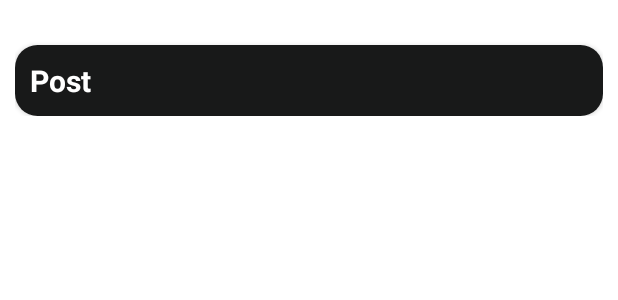
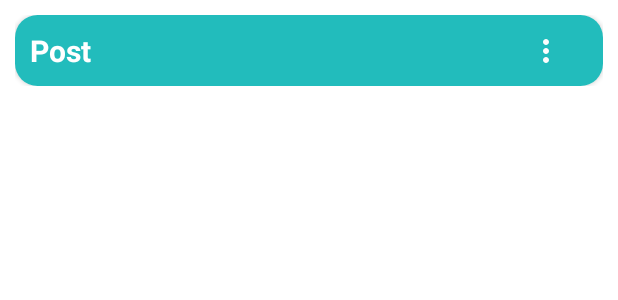
Before and after one commit to lumisbah92/Track-Your-Classes-A-Reminder-App, an Android app: the layout cardview_for_post.xml on its own in the app's theme, with its tools: preview values and no code run, on a phone screen of 412 x 824 dp. Shown: the top 300 px of the screen. Run offline under Robolectric (Android 15) with nearby library versions, the phone set to English and light mode, and no system bars.

Commit message:
add popup menu on post cardview

```diff
--- /dev/null
+++ b/app/src/main/res/drawable/more.xml
@@ -0,0 +1,5 @@
+<vector android:height="24dp" android:tint="#FDFDFD"
+    android:viewportHeight="24" android:viewportWidth="24"
+    android:width="24dp" xmlns:android="http://schemas.android.com/apk/res/android">
+    <path android:fillColor="@android:color/white" android:pathData="M12,8c1.1,0 2,-0.9 2,-2s-0.9,-2 -2,-2 -2,0.9 -2,2 0.9,2 2,2zM12,10c-1.1,0 -2,0.9 -2,2s0.9,2 2,2 2,-0.9 2,-2 -0.9,-2 -2,-2zM12,16c-1.1,0 -2,0.9 -2,2s0.9,2 2,2 2,-0.9 2,-2 -0.9,-2 -2,-2z"/>
+</vector>
--- a/app/src/main/res/layout/activity_class.xml
+++ b/app/src/main/res/layout/activity_class.xml
@@ -40,7 +40,7 @@
             <androidx.constraintlayout.widget.ConstraintLayout
                 android:layout_width="match_parent"
                 android:layout_height="match_parent"
-                android:background="#CF9E0A"
+                android:background="#009688"
                 android:padding="10dp">
 
                 <TextView
--- a/app/src/main/res/layout/cardview_for_post.xml
+++ b/app/src/main/res/layout/cardview_for_post.xml
@@ -15,16 +15,16 @@
         >
 
         <androidx.cardview.widget.CardView
+            android:id="@+id/cardViewID"
             android:layout_width="match_parent"
             android:layout_height="wrap_content"
             app:cardCornerRadius="15dp"
-            android:layout_marginTop="20dp"
             >
 
-            <LinearLayout
+            <androidx.constraintlayout.widget.ConstraintLayout
                 android:layout_width="match_parent"
                 android:layout_height="match_parent"
-                android:background="#181919"
+                android:background="#22BCBC"
                 android:padding="10dp">
 
                 <TextView
@@ -32,12 +32,28 @@
                     android:layout_width="wrap_content"
                     android:layout_height="wrap_content"
                     android:text="Post"
-                    android:textStyle="bold"
                     android:textColor="#ffff"
                     android:textSize="20sp"
-                     />
+                    android:textStyle="bold"
+                    app:layout_constraintBottom_toBottomOf="parent"
+                    app:layout_constraintEnd_toEndOf="@id/MoreID"
+                    app:layout_constraintStart_toStartOf="parent"
+                    app:layout_constraintHorizontal_bias="0"
+                    app:layout_constraintTop_toTopOf="parent" />
 
-            </LinearLayout>
+                <ImageView
+                    android:id="@+id/MoreID"
+                    android:layout_width="wrap_content"
+                    android:layout_height="wrap_content"
+                    android:src="@drawable/more"
+                    app:layout_constraintEnd_toEndOf="parent"
+                    app:layout_constraintHorizontal_bias="0.949"
+                    app:layout_constraintStart_toEndOf="@id/PostCardID"
+                    app:layout_constraintTop_toTopOf="parent"
+                    app:layout_constraintBottom_toBottomOf="parent"
+                   />
+
+            </androidx.constraintlayout.widget.ConstraintLayout>
 
         </androidx.cardview.widget.CardView>
 
--- a/app/src/main/res/layout/cardview_layout.xml
+++ b/app/src/main/res/layout/cardview_layout.xml
@@ -24,7 +24,7 @@
             <androidx.constraintlayout.widget.ConstraintLayout
                 android:layout_width="match_parent"
                 android:layout_height="match_parent"
-                android:background="#CF9E0A"
+                android:background="#009688"
                 android:padding="10dp">
 
                 <TextView
--- a/app/src/main/res/layout/fragment_class_info.xml
+++ b/app/src/main/res/layout/fragment_class_info.xml
@@ -59,8 +59,7 @@
         <RelativeLayout
             android:layout_width="wrap_content"
             android:layout_height="wrap_content"
-            android:layout_margin="5dp"
-            android:padding="3dp"
+            android:layout_margin="2dp"
             android:layout_below="@id/postBtnID"
             >
 
```
Also changed, not shown: app/src/main/java/com/example/firebaselearning/AdapterClassForPost.java (+14 -0 lines), app/src/main/res/menu/more_menu_item.xml (added, +21 -0 lines).
